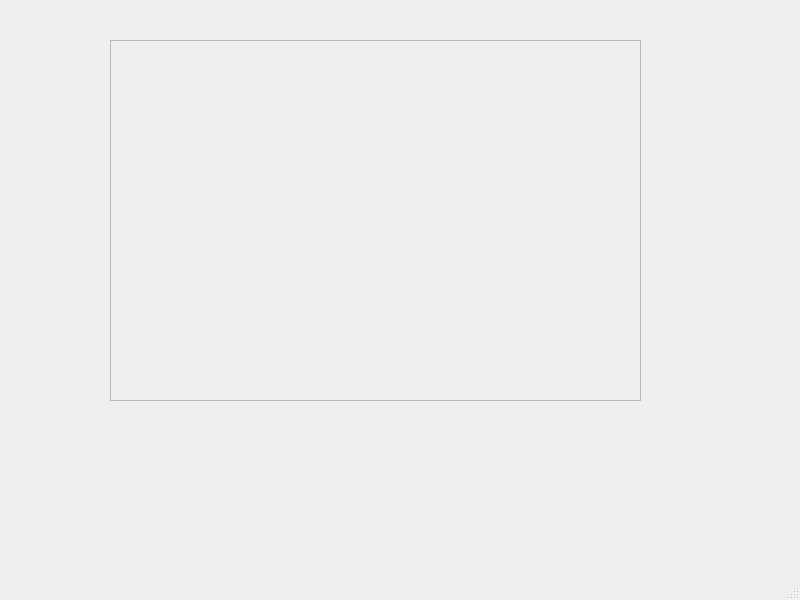
Before: the Qt Designer form mainwindow.ui in Maidiep372/DIIP, drawn with Qt 5.
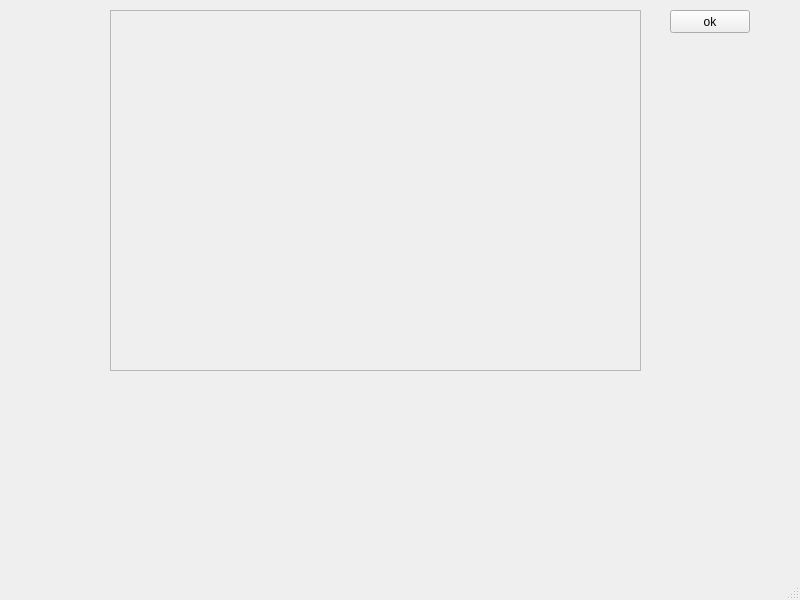
After: the same form once the commit is applied.

Patch:
```diff
--- a/mainwindow.ui
+++ b/mainwindow.ui
@@ -18,7 +18,7 @@
     <property name="geometry">
      <rect>
       <x>110</x>
-      <y>40</y>
+      <y>10</y>
       <width>531</width>
       <height>361</height>
      </rect>
@@ -30,6 +30,19 @@
      <enum>QFrame::Raised</enum>
     </property>
    </widget>
+   <widget class="QPushButton" name="pushButton">
+    <property name="geometry">
+     <rect>
+      <x>670</x>
+      <y>10</y>
+      <width>80</width>
+      <height>23</height>
+     </rect>
+    </property>
+    <property name="text">
+     <string>ok</string>
+    </property>
+   </widget>
   </widget>
   <widget class="QMenuBar" name="menubar">
    <property name="geometry">
```
